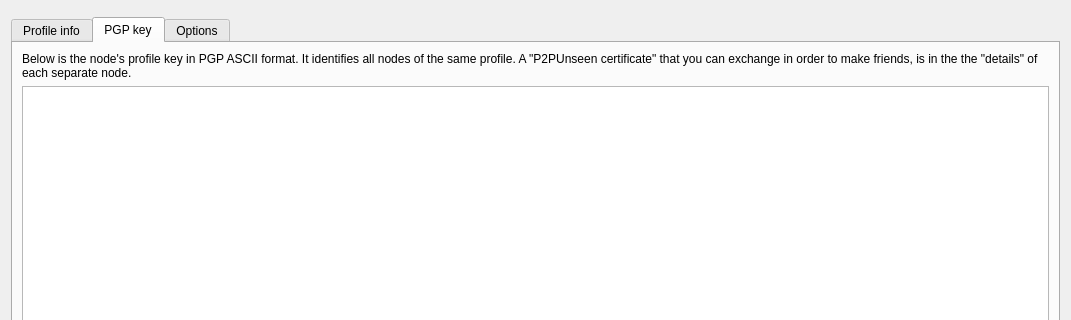
This is retroshare-gui/src/gui/connect/PGPKeyDialog.ui in RetroShare/RetroShare as Qt 5 draws it before an edit; both pictures show x 0 to 1071 and y 0 to 320 of the 1071 by 718 pixel window. The edited form follows.
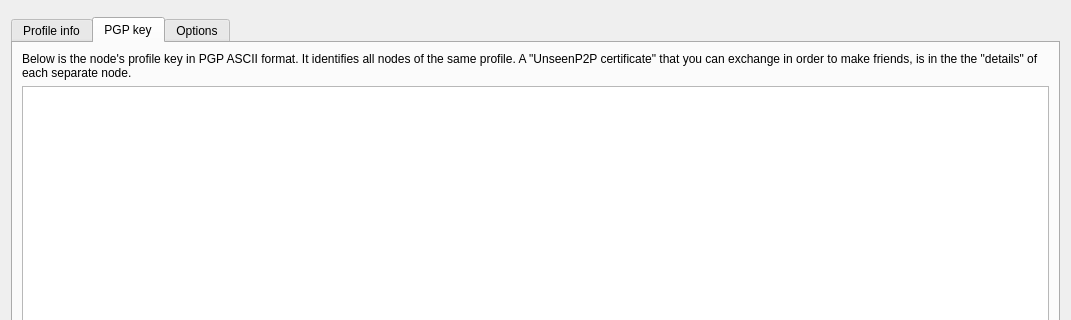
This is the edited form. The open tabs and pages were chosen to show the change. Icons and pictures are not drawn. Custom widgets are drawn as their Qt base class.

Commit message: Update Unseen name

```diff
--- a/retroshare-gui/src/gui/connect/PGPKeyDialog.ui
+++ b/retroshare-gui/src/gui/connect/PGPKeyDialog.ui
@@ -307,7 +307,7 @@
        <item>
         <widget class="QLabel" name="label_4">
          <property name="text">
-          <string>Below is the node's profile key in PGP ASCII format. It identifies all nodes of the same profile. A &quot;P2PUnseen certificate&quot; that you can exchange in order to make friends, is in the the &quot;details&quot; of each separate node.</string>
+          <string>Below is the node's profile key in PGP ASCII format. It identifies all nodes of the same profile. A &quot;UnseenP2P certificate&quot; that you can exchange in order to make friends, is in the the &quot;details&quot; of each separate node.</string>
          </property>
          <property name="wordWrap">
           <bool>true</bool>
```
Left out of the diff: 4 changed lines with no effect on the pictures. The commit also changes 107 other files.
